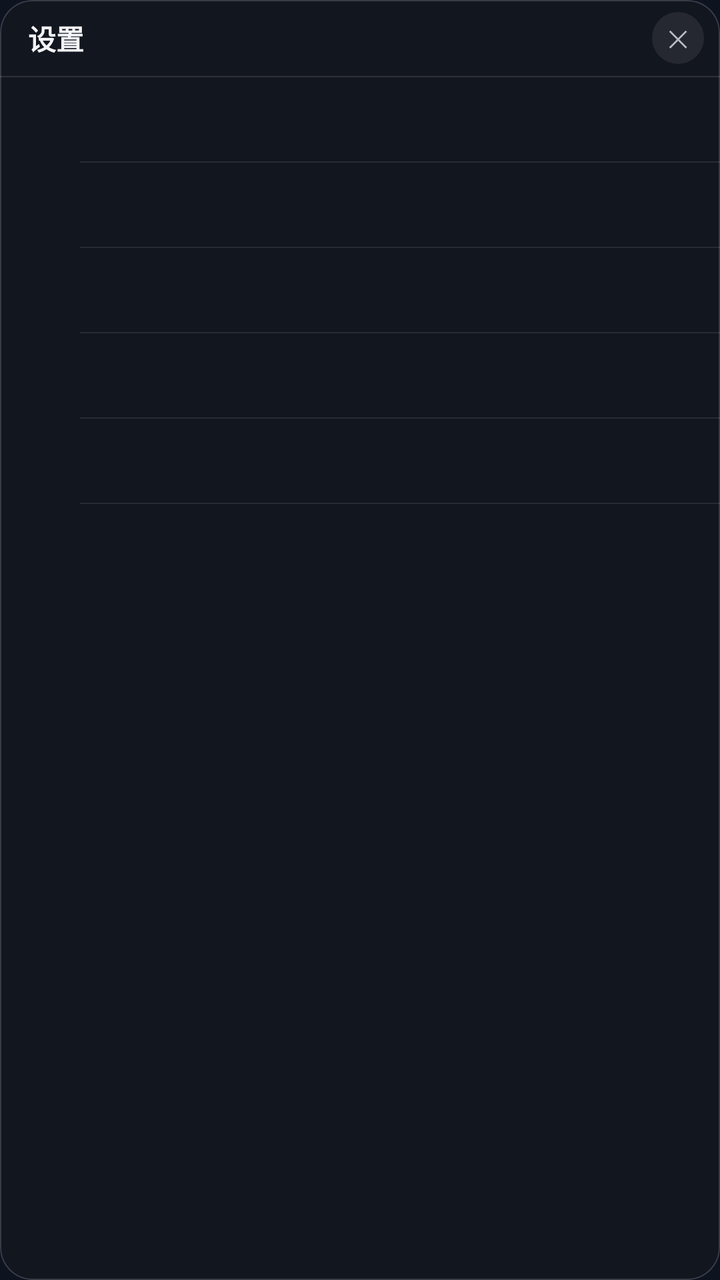
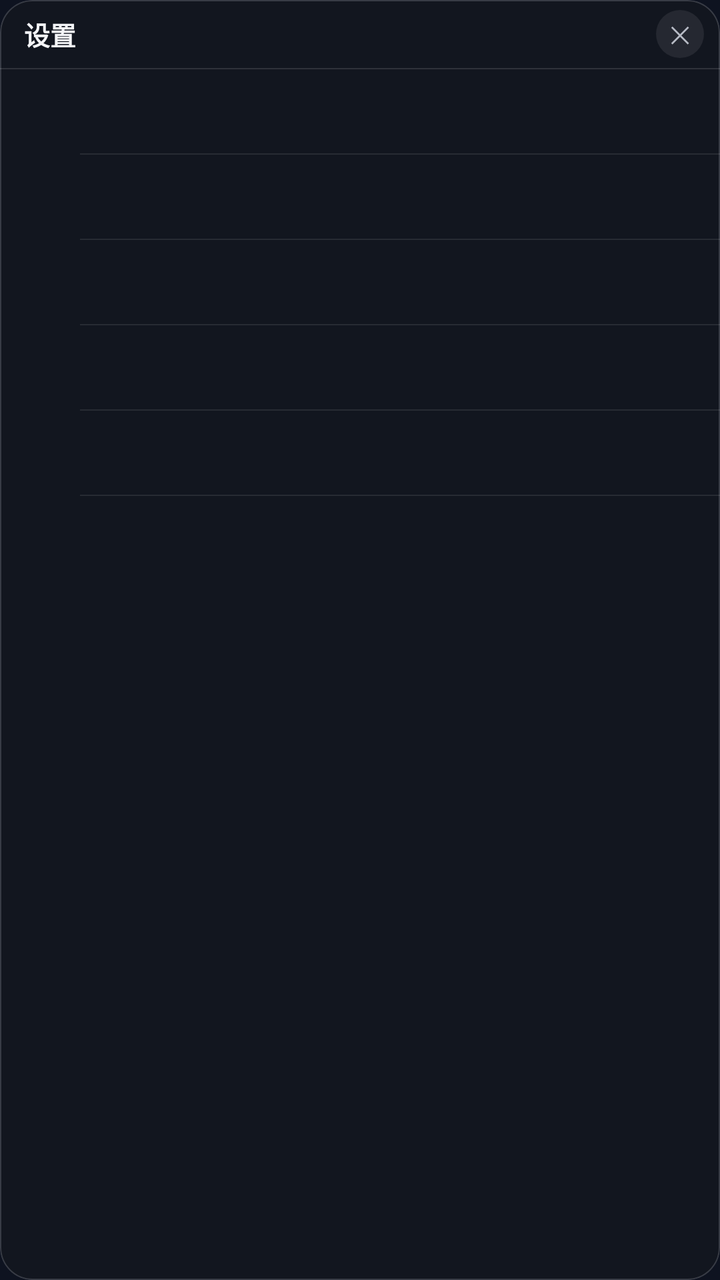

Two renders of the same Android screen: before a commit and after it. Below are the layout's source before the change and the commit's diff.
<!-- AndroidManifest.xml: application theme Theme.HorizonBrief -->
<!-- res/layout/activity_settings.xml -->
<?xml version="1.0" encoding="utf-8"?>
<FrameLayout xmlns:android="http://schemas.android.com/apk/res/android"
    android:id="@+id/root"
    android:layout_width="match_parent"
    android:layout_height="wrap_content"
    android:background="@drawable/bg_settings_glass"
    android:clipToOutline="true">

    <ImageView
        android:id="@+id/blurBg"
        android:layout_width="match_parent"
        android:layout_height="match_parent"
        android:contentDescription="@null"
        android:scaleType="matrix"
        android:visibility="gone" />

    <View
        android:id="@+id/tintLayer"
        android:layout_width="match_parent"
        android:layout_height="match_parent" />

    <LinearLayout
        android:id="@+id/content"
        android:layout_width="match_parent"
        android:layout_height="wrap_content"
        android:animateLayoutChanges="true"
        android:orientation="vertical">

        <LinearLayout
            android:layout_width="match_parent"
            android:layout_height="38dp"
            android:gravity="center_vertical"
            android:orientation="horizontal"
            android:paddingStart="14dp"
            android:paddingEnd="8dp">

            <TextView
                android:id="@+id/panelTitle"
                android:layout_width="0dp"
                android:layout_height="wrap_content"
                android:layout_weight="1"
                android:text="设置"
                android:textColor="#F4F5F8"
                android:textSize="14sp"
                android:textStyle="bold" />

            <TextView
                android:id="@+id/closeBtn"
                android:layout_width="26dp"
                android:layout_height="26dp"
                android:background="@drawable/bg_round_button"
                android:gravity="center"
                android:includeFontPadding="false"
                android:text="✕"
                android:textColor="#B8BCC6"
                android:textSize="11.5sp" />
        </LinearLayout>

        <View
            android:layout_width="match_parent"
            android:layout_height="0.6dp"
            android:background="#1FFFFFFF" />

        <include
            android:id="@+id/rowReload"
            layout="@layout/view_menu_row"
            android:layout_width="match_parent"
            android:layout_height="wrap_content" />

        <include
            android:id="@+id/rowHard"
            layout="@layout/view_menu_row"
            android:layout_width="match_parent"
            android:layout_height="wrap_content" />

        <include
            android:id="@+id/rowTop"
            layout="@layout/view_menu_row"
            android:layout_width="match_parent"
            android:layout_height="wrap_content" />

        <include
            android:id="@+id/rowZoom"
            layout="@layout/view_menu_row"
            android:layout_width="match_parent"
            android:layout_height="wrap_content" />

        
        <LinearLayout
            android:id="@+id/zoomChips"
            android:layout_width="match_parent"
            android:layout_height="wrap_content"
            android:orientation="horizontal"
            android:paddingStart="10dp"
            android:paddingTop="0dp"
            android:paddingEnd="10dp"
            android:paddingBottom="10dp"
            android:visibility="gone" />

        <include
            android:id="@+id/rowUpdate"
            layout="@layout/view_menu_row"
            android:layout_width="match_parent"
            android:layout_height="wrap_content" />

        <View
            android:id="@+id/advGap"
            android:layout_width="match_parent"
            android:layout_height="5dp"
            android:background="#0AFFFFFF"
            android:visibility="gone" />

        <include
            android:id="@+id/rowBrowser"
            layout="@layout/view_menu_row"
            android:layout_width="match_parent"
            android:layout_height="wrap_content"
            android:visibility="gone" />

        <include
            android:id="@+id/rowCopy"
            layout="@layout/view_menu_row"
            android:layout_width="match_parent"
            android:layout_height="wrap_content"
            android:visibility="gone" />
    </LinearLayout>
</FrameLayout>
<!-- res/layout/view_menu_row.xml (included above) -->
<?xml version="1.0" encoding="utf-8"?>
<LinearLayout xmlns:android="http://schemas.android.com/apk/res/android"
    android:layout_width="match_parent"
    android:layout_height="wrap_content"
    android:background="@drawable/bg_menu_row"
    android:gravity="center_vertical"
    android:orientation="vertical">

    <LinearLayout
        android:layout_width="match_parent"
        android:layout_height="42dp"
        android:gravity="center_vertical"
        android:orientation="horizontal"
        android:paddingStart="12dp"
        android:paddingEnd="12dp">

        <ImageView
            android:id="@+id/row_icon"
            android:layout_width="17dp"
            android:layout_height="17dp"
            android:contentDescription="@null" />

        <TextView
            android:id="@+id/row_title"
            android:layout_width="0dp"
            android:layout_height="wrap_content"
            android:layout_marginStart="11dp"
            android:layout_weight="1"
            android:includeFontPadding="false"
            android:textColor="#EDEEF2"
            android:textSize="13.5sp" />

        <TextView
            android:id="@+id/row_right"
            android:layout_width="wrap_content"
            android:layout_height="wrap_content"
            android:layout_marginStart="8dp"
            android:includeFontPadding="false"
            android:textColor="#84878F"
            android:textSize="11.5sp" />
    </LinearLayout>

    <View
        android:id="@+id/row_divider"
        android:layout_width="match_parent"
        android:layout_height="0.6dp"
        android:layout_marginStart="40dp"
        android:background="#17FFFFFF" />
</LinearLayout>
<!-- resources referenced by this layout -->
<resources>
  <!-- drawable bg_menu_row (drawable) -->
  <?xml version="1.0" encoding="utf-8"?>
  <ripple xmlns:android="http://schemas.android.com/apk/res/android"
      android:color="#22FFFFFF">
      <item>
          <shape android:shape="rectangle">
              <solid android:color="#00000000" />
          </shape>
      </item>
  </ripple>
  <!-- drawable bg_round_button (drawable) -->
  <?xml version="1.0" encoding="utf-8"?>
  <ripple xmlns:android="http://schemas.android.com/apk/res/android"
      android:color="#33FFFFFF">
      <item>
          <shape android:shape="oval">
              <solid android:color="#14FFFFFF" />
          </shape>
      </item>
      <item android:id="@android:id/mask">
          <shape android:shape="oval">
              <solid android:color="#FFFFFFFF" />
          </shape>
      </item>
  </ripple>
  <!-- drawable bg_settings_glass (drawable) -->
  <?xml version="1.0" encoding="utf-8"?>
  <shape xmlns:android="http://schemas.android.com/apk/res/android" android:shape="rectangle">
      <corners android:radius="16dp" />
      <solid android:color="#B4151820" />
      <stroke android:width="0.7dp" android:color="#2BFFFFFF" />
  </shape>
  <style name="Theme.HorizonBrief" parent="Theme.AppCompat.DayNight.NoActionBar">
          <item name="android:statusBarColor">#FF2563EB</item>
          <item name="android:windowLightStatusBar">false</item>
          <item name="android:navigationBarColor">#FF0E1320</item>
          
          <item name="android:windowBackground">#FF0E1320</item>
      </style>
</resources>

<!-- the commit's change to res/layout/activity_settings.xml (unified diff, before → after) -->
@@ -28,10 +28,10 @@
 
         <LinearLayout
             android:layout_width="match_parent"
-            android:layout_height="38dp"
+            android:layout_height="34dp"
             android:gravity="center_vertical"
             android:orientation="horizontal"
-            android:paddingStart="14dp"
+            android:paddingStart="12dp"
             android:paddingEnd="8dp">
 
             <TextView
@@ -41,13 +41,13 @@
                 android:layout_weight="1"
                 android:text="设置"
                 android:textColor="#F4F5F8"
-                android:textSize="14sp"
+                android:textSize="13sp"
                 android:textStyle="bold" />
 
             <TextView
                 android:id="@+id/closeBtn"
-                android:layout_width="26dp"
-                android:layout_height="26dp"
+                android:layout_width="24dp"
+                android:layout_height="24dp"
                 android:background="@drawable/bg_round_button"
                 android:gravity="center"
                 android:includeFontPadding="false"
